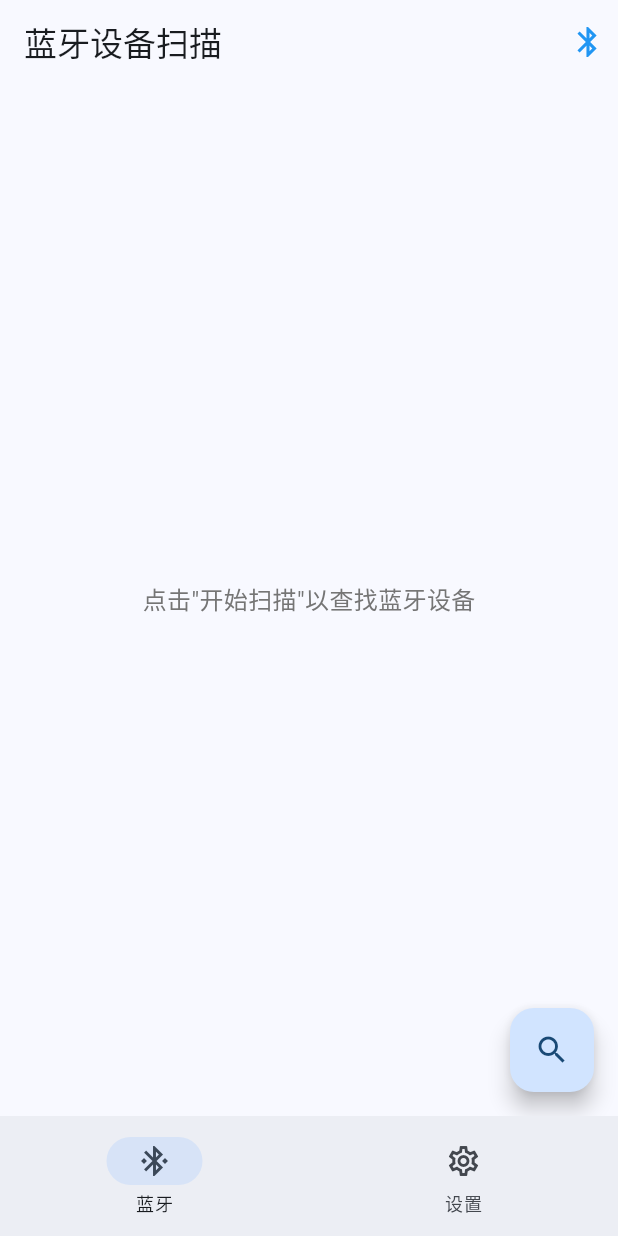
After one commit to lxdklp/esp_gloves_app, a Flutter app: the screen it shows after launch, after a tap on the "search" icon, on a phone screen of 412 x 824 dp. The commit adds this screen. Run offline on Flutter 3.47's test engine with Material 3 defaults, Android fonts, the phone set to English and light mode, and no system bars; drawn by our look-alikes of dynamic_color; our stand-ins replace dio, file_picker, flutter_blue_plus, flutter_colorpicker, package_info_plus, shared_preferences.

Commit message:
修改为ble连接

```diff
--- a/analysis_options.yaml
+++ b/analysis_options.yaml
@@ -7,6 +7,9 @@
 
 # The following line activates a set of recommended lints for Flutter apps,
 # packages, and plugins designed to encourage good coding practices.
+analyzer:
+  errors:
+    use_build_context_synchronously: ignore
 include: package:flutter_lints/flutter.yaml
 
 linter:
--- a/lib/main.dart
+++ b/lib/main.dart
@@ -1,11 +1,10 @@
+import 'package:esp_gloves/pages/ble.dart';
 import 'package:flutter/material.dart';
 import 'package:dynamic_color/dynamic_color.dart';
 import 'package:shared_preferences/shared_preferences.dart';
 import 'package:package_info_plus/package_info_plus.dart';
 import 'package:esp_gloves/function/log.dart';
-import 'package:esp_gloves/info.dart';
-import 'package:esp_gloves/action.dart';
-import 'package:esp_gloves/setting.dart';
+import 'package:esp_gloves/pages/setting.dart';
 
 // 日志
 _initLogs() async {
@@ -195,21 +194,15 @@ class _MyHomePageState extends State<MyHomePage> {
   int _selectedIndex = 0;
 
   static const List<Widget> _pages = [
-    InfoPage(),
-    ActionPage(),
+    BLEPage(),
     SettingPage(),
   ];
 
   static const List<NavigationItem> _navigationItems = [
     NavigationItem(
-      label: '信息',
-      icon: Icons.info_outlined,
-      selectedIcon: Icons.info,
-    ),
-    NavigationItem(
-      label: '手势',
-      icon: Icons.pan_tool_outlined,
-      selectedIcon: Icons.pan_tool,
+      label: '蓝牙',
+      icon: Icons.bluetooth,
+      selectedIcon: Icons.bluetooth_connected,
     ),
     NavigationItem(
       label: '设置',
--- /dev/null
+++ b/lib/pages/ble.dart
@@ -0,0 +1,219 @@
+import 'package:flutter/material.dart';
+import 'package:flutter_blue_plus/flutter_blue_plus.dart';
+import 'dart:async';
+
+class BLEPage extends StatefulWidget {
+  const BLEPage({super.key});
+
+  @override
+  BLEPageState createState() => BLEPageState();
+}
+
+class BLEPageState extends State<BLEPage> {
+  // 过滤条件
+  static const int targetManufacturerId = 0xFFFF; // 公司ID
+  static const String targetDeviceName = "ESP Gloves"; // 设备名称
+  List<ScanResult> scanResults = [];
+  bool isScanning = false;
+  StreamSubscription? scanSubscription;
+  BluetoothAdapterState adapterState = BluetoothAdapterState.unknown;
+  StreamSubscription? adapterStateSubscription;
+
+  @override
+  void initState() {
+    super.initState();
+    // 监听蓝牙适配器状态
+    adapterStateSubscription = FlutterBluePlus.adapterState.listen((state) {
+      setState(() {
+        adapterState = state;
+      });
+    });
+  }
+
+  @override
+  void dispose() {
+    scanSubscription?.cancel();
+    adapterStateSubscription?.cancel();
+    super.dispose();
+  }
+
+  // 开始扫描
+  Future<void> startScan() async {
+    if (adapterState != BluetoothAdapterState.on) {
+      ScaffoldMessenger.of(context).showSnackBar(
+        const SnackBar(content: Text('请先打开蓝牙')),
+      );
+      return;
+    }
+    setState(() {
+      scanResults.clear();
+      isScanning = true;
+    });
+    try {
+      await FlutterBluePlus.startScan(
+        timeout: const Duration(seconds: 10),
+      );
+      // 监听扫描结果
+      scanSubscription = FlutterBluePlus.scanResults.listen((results) {
+        final filteredResults = results.where((result) {
+          final manufacturerData = result.advertisementData.manufacturerData;
+          if (!manufacturerData.containsKey(targetManufacturerId)) {
+            return false;
+          }
+          final data = manufacturerData[targetManufacturerId];
+          if (data == null || data.isEmpty) {
+            return false;
+          }
+          try {
+            final dataString = String.fromCharCodes(data);
+            return dataString.contains(targetDeviceName);
+          } catch (e) {
+            return false;
+          }
+        }).toList();
+        setState(() {
+          scanResults = filteredResults;
+        });
+      });
+      // 监听扫描状态
+      FlutterBluePlus.isScanning.listen((scanning) {
+        setState(() {
+          isScanning = scanning;
+        });
+      });
+    } catch (e) {
+      ScaffoldMessenger.of(context).showSnackBar(
+        SnackBar(content: Text('扫描错误: $e')),
+      );
+      setState(() {
+        isScanning = false;
+      });
+    }
+  }
+
+  // 停止扫描
+  Future<void> stopScan() async {
+    await FlutterBluePlus.stopScan();
+    setState(() {
+      isScanning = false;
+    });
+  }
+
+  // 连接设备
+  Future<void> connectToDevice(BluetoothDevice device) async {
+    try {
+      // 连接到设备
+      await device.connect();
+      if (mounted) {
+        ScaffoldMessenger.of(context).showSnackBar(
+          SnackBar(content: Text('已连接到 ${device.platformName}')),
+        );
+      }
+    } catch (e) {
+      if (mounted) {
+        ScaffoldMessenger.of(context).showSnackBar(
+          SnackBar(content: Text('连接失败: $e')),
+        );
+      }
+    }
+  }
+
+  @override
+  Widget build(BuildContext context) {
+    return Scaffold(
+      appBar: AppBar(
+        title: const Text('蓝牙设备扫描'),
+        actions: [
+          // 蓝牙状态指示器
+          Padding(
+            padding: const EdgeInsets.all(8.0),
+            child: Icon(
+              adapterState == BluetoothAdapterState.on
+                  ? Icons.bluetooth
+                  : Icons.bluetooth_disabled,
+              color: adapterState == BluetoothAdapterState.on
+                  ? Colors.blue
+                  : Colors.grey,
+            ),
+          ),
+        ],
+      ),
+      body: Column(
+        children: [
+          if (isScanning)
+            const Padding(
+              padding: EdgeInsets.all(8.0),
+              child: Row(
+                mainAxisAlignment: MainAxisAlignment.center,
+                children: [
+                  SizedBox(
+                    width: 20,
+                    height: 20,
+                    child: CircularProgressIndicator(strokeWidth: 2),
+                  ),
+                  SizedBox(width: 12),
+                  Text('正在扫描目标设备...'),
+                ],
+              ),
+            ),
+          // 设备列表
+          Expanded(
+            child: scanResults.isEmpty
+                ? Center(
+                    child: Text(
+                      isScanning ? '扫描中...' : '点击"开始扫描"以查找蓝牙设备',
+                      style: TextStyle(
+                        fontSize: 16,
+                        color: Colors.grey[600],
+                      ),
+                    ),
+                  )
+                : ListView.builder(
+                    itemCount: scanResults.length,
+                    itemBuilder: (context, index) {
+                      final result = scanResults[index];
+                      final device = result.device;
+                      final rssi = result.rssi;
+                      final advName = result.advertisementData.advName;
+                      return Card(
+                        margin: const EdgeInsets.symmetric(
+                          horizontal: 16,
+                          vertical: 8,
+                        ),
+                        child: ListTile(
+                          title: Text(
+                            advName.isNotEmpty ? advName : device.platformName.isNotEmpty
+                                ? device.platformName
+                                : '未知设备',
+                            style: const TextStyle(fontWeight: FontWeight.bold),
+                          ),
+                          subtitle: Column(
+                            crossAxisAlignment: CrossAxisAlignment.start,
+                            children: [
+                              const SizedBox(height: 4),
+                              Text('ID: ${device.remoteId}'),
+                              const SizedBox(height: 2),
+                              Text('信号强度: $rssi dBm'),
+                            ],
+                          ),
+                          trailing: IconButton(
+                            icon: const Icon(Icons.link),
+                            onPressed: () => connectToDevice(device),
+                            tooltip: '连接设备',
+                          ),
+                          isThreeLine: true,
+                        ),
+                      );
+                    },
+                  ),
+          ),
+        ],
+      ),
+      floatingActionButton: FloatingActionButton(
+        onPressed: isScanning ? stopScan : startScan,
+        tooltip: isScanning ? '停止扫描' : '开始扫描',
+        child: Icon(isScanning ? Icons.stop : Icons.search),
+      ),
+    );
+  }
+}
--- a/pubspec.yaml
+++ b/pubspec.yaml
@@ -41,6 +41,7 @@ dependencies:
   dynamic_color: ^1.8.1
   shared_preferences: ^2.5.3
   file_picker: ^10.3.3
+  flutter_blue_plus: ^1.32.0
 
 dev_dependencies:
   flutter_test:
```
Also changed, not shown: lib/pages/setting.dart (renamed from lib/setting.dart, +3 -16 lines), lib/setting/connect.dart (deleted, +0 -70 lines), lib/pages/action.dart (renamed from lib/action.dart), lib/pages/info.dart (renamed from lib/info.dart), lib/pages/new.dart (renamed from lib/new.dart), lib/pages/setting/about.dart (renamed from lib/setting/about.dart), lib/pages/setting/log_viewer.dart (renamed from lib/setting/log_viewer.dart), lib/pages/setting/theme.dart (renamed from lib/setting/theme.dart), pubspec.lock, 9 other files.
